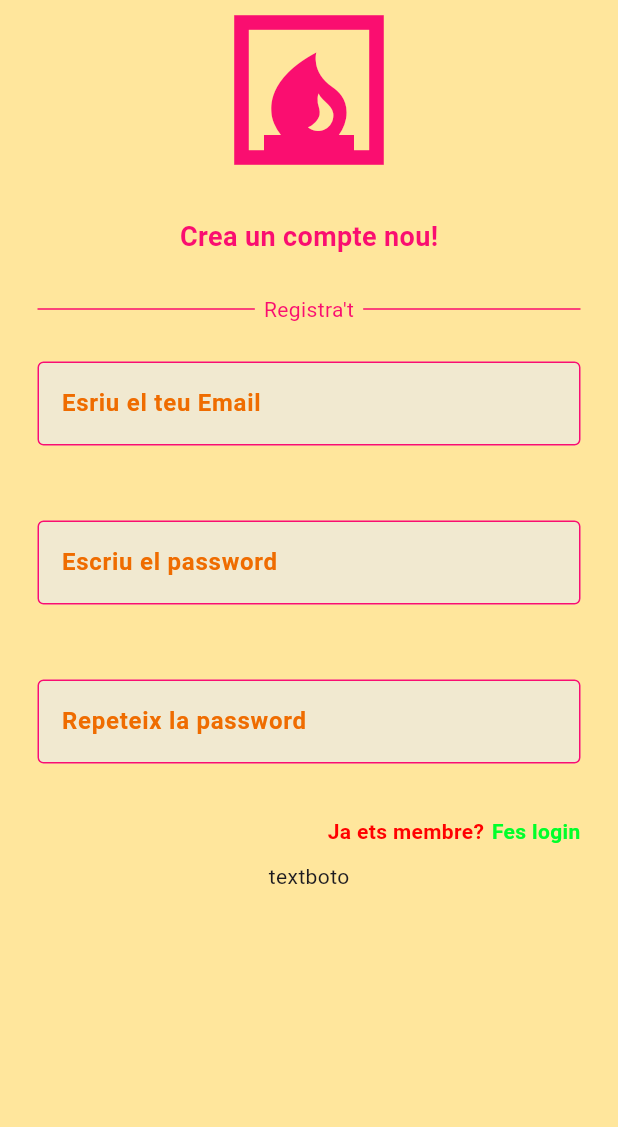
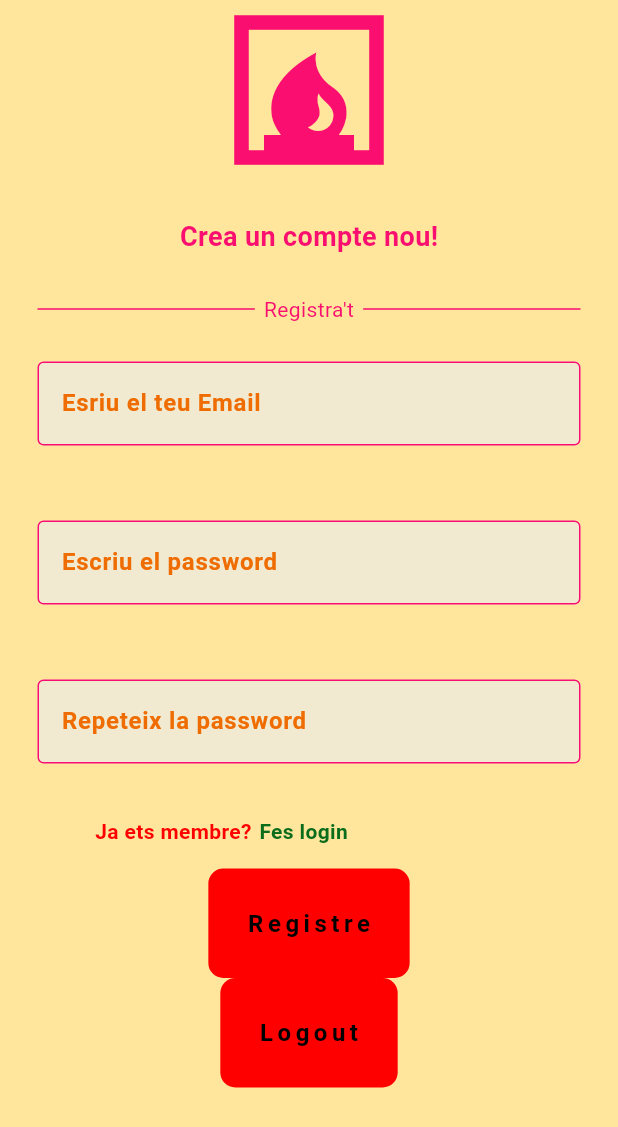
Before and after one commit to edgarluaces/exemple_firebase1, a Flutter app: the screen it shows after launch, on a phone screen of 412 x 824 dp. Shown: the top 1127 px of the screen. Run offline on Flutter 3.47's test engine with Material 3 defaults, Android fonts, the phone set to English and light mode, and no system bars.

Commit message:
creacio pagina registre front end fet

```diff
--- a/lib/componentes/boto_auth.dart
+++ b/lib/componentes/boto_auth.dart
@@ -1,12 +1,36 @@
 import 'package:flutter/material.dart';
 
 class BotoAuth extends StatelessWidget {
-  const BotoAuth({super.key});
+  final String text;
+  final Function() onTap;
+
+
+  const BotoAuth({super.key,
+  required this.text,
+  required this.onTap,
+  });
 
   @override
   Widget build(BuildContext context) {
-    return Container(
-      child: Text("textboto"),
+    return GestureDetector(
+      onTap: (){},
+      child: Container(
+        decoration: BoxDecoration(
+          borderRadius: BorderRadius.circular(10),
+          color:  Color.fromARGB(255, 255, 0, 0),
+        ),
+
+        child: Padding(
+          padding: const EdgeInsets.all(25.0),
+          child: Text(text,
+            style: TextStyle(
+            color: Colors.black,
+            fontWeight: FontWeight.bold,
+            fontSize: 16,
+            letterSpacing: 3
+            ),),
+        ),
+      ),
     );
   }
 }
--- a/lib/pagines/pagina_registre.dart
+++ b/lib/pagines/pagina_registre.dart
@@ -4,6 +4,11 @@ import 'package:flutter/material.dart';
 
 class PaginaRegistre extends StatelessWidget {
   const PaginaRegistre({super.key});
+
+
+  void ferRegistre(){
+
+  }
 
   @override
   Widget build(BuildContext context) {
@@ -85,7 +90,7 @@ class PaginaRegistre extends StatelessWidget {
 
                 //No estas registrat
                 Padding(
-                  padding: const EdgeInsets.only(right: 25),
+                  padding: const EdgeInsets.only(right: 180),
                   child: Row(
                     mainAxisAlignment: MainAxisAlignment.end,
                     children: [
@@ -100,15 +105,25 @@ class PaginaRegistre extends StatelessWidget {
                         child: Text("Fes login",
                           style: TextStyle(
                           fontWeight: FontWeight.bold,
-                          color: Color.fromARGB(255, 0, 255, 42),),),
+                          color: Color.fromARGB(255, 11, 109, 28),),),
                       ),
                     ],
                   ),
                 ),
-                SizedBox(height: 10,),
+                SizedBox(height: 15,),
 
                 //boton registro
-                BotoAuth(),
+                BotoAuth(
+                  text: "Registre",
+                  onTap: ferRegistre,
+                ),
+
+                BotoAuth(
+                  text: "Logout",
+                  onTap: () {
+
+                  },
+                ),
 
 
               ],
```
